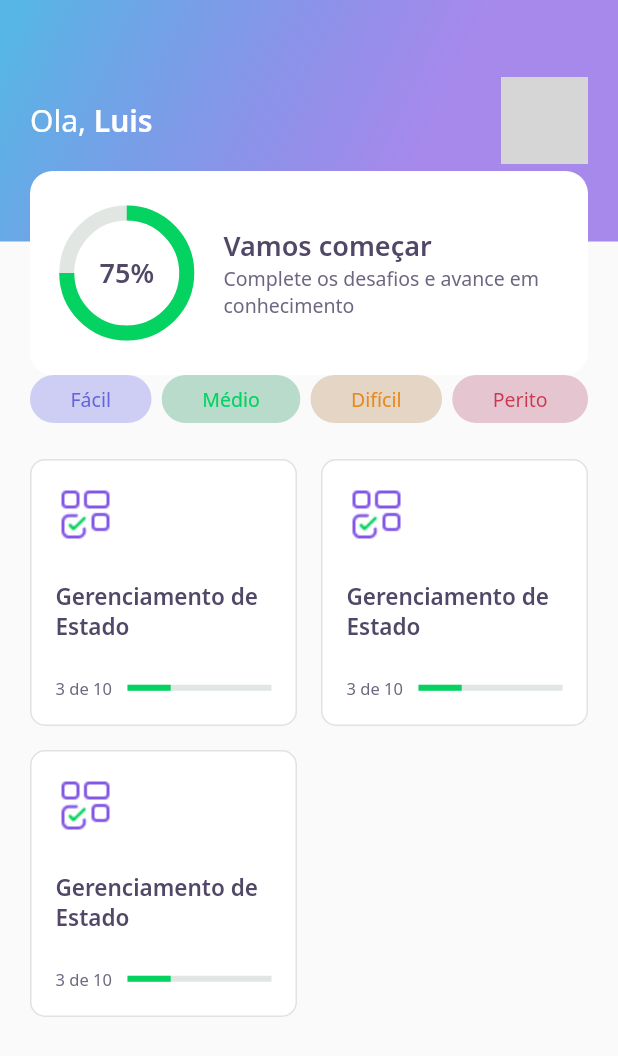
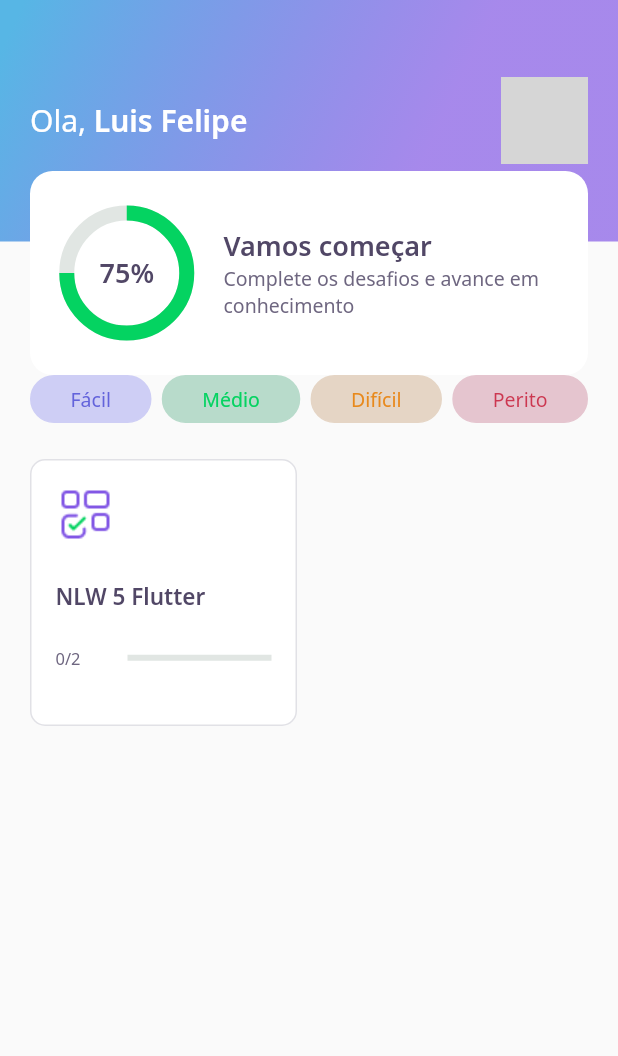
Before and after one commit to LuisFSanches/Dev-Quiz, a Flutter app: the HomePage screen opened directly, on a phone screen of 412 x 824 dp. Shown: the top 1056 px of the screen. Run offline on Flutter 3.47's test engine with Material 2 defaults, Android fonts, the phone set to English and light mode, and no system bars; our stand-ins replace google_fonts; accounts and stored records are empty; network calls fail; grey boxes are pictures that could not be loaded.

Commit message:
home controller added

```diff
--- a/lib/core/app_widget.dart
+++ b/lib/core/app_widget.dart
@@ -8,7 +8,7 @@ class AppWidget extends StatelessWidget {
   Widget build(BuildContext context) {
     return MaterialApp(
       title: "DevQuiz",
-      home: ChallengePage(),
+      home: HomePage(),
     );
   }
 }
--- /dev/null
+++ b/lib/home/home_controller.dart
@@ -0,0 +1,43 @@
+import 'package:dev_quiz/core/app_images.dart';
+import 'package:dev_quiz/home/home_state.dart';
+import 'package:dev_quiz/models/answer_model.dart';
+import 'package:dev_quiz/models/question_model.dart';
+import 'package:dev_quiz/models/quiz_model.dart';
+import 'package:dev_quiz/models/user_model.dart';
+
+class HomeController {
+  HomeState state = HomeState.empty;
+  UserModel user;
+
+  List<QuizModel> quizzes;
+
+  void getUser() {
+    user = UserModel(
+        name: 'Luis Felipe',
+        photoURL:
+            "https://avatars.githubusercontent.com/u/49485457?s=400&u=99e153af94934064dfaf290b6db85401362a6fde&v=4");
+  }
+
+  void getQuizzes() {
+    quizzes = [
+      QuizModel(
+          title: 'NLW 5 Flutter',
+          imagem: AppImages.blocks,
+          level: Level.facil,
+          questions: [
+            QuestionModel(title: 'Está curtindo o Flutter?', answers: [
+              AnswerModel(title: 'Estou curtindo'),
+              AnswerModel(title: 'Amando Flutter'),
+              AnswerModel(title: 'Muito top'),
+              AnswerModel(title: 'Show de bola', isRight: true),
+            ]),
+            QuestionModel(title: 'Está curtindo o Flutter?', answers: [
+              AnswerModel(title: 'Estou curtindo'),
+              AnswerModel(title: 'Amando Flutter'),
+              AnswerModel(title: 'Muito top'),
+              AnswerModel(title: 'Show de bola', isRight: true),
+            ]),
+          ])
+    ];
+  }
+}
--- a/lib/home/home_page.dart
+++ b/lib/home/home_page.dart
@@ -1,3 +1,5 @@
+import 'package:dev_quiz/challenge/widgets/quiz/quiz_widget.dart';
+import 'package:dev_quiz/home/home_controller.dart';
 import 'package:dev_quiz/home/widgets/appbar/app_bar_widget.dart';
 import 'package:dev_quiz/home/widgets/level_button/level_button_widget.dart';
 import 'package:dev_quiz/home/widgets/quiz_card/quiz_card_widget.dart';
@@ -11,10 +13,17 @@ class HomePage extends StatefulWidget {
 }
 
 class _HomePageState extends State<HomePage> {
+  final controller = HomeController();
   @override
+  void initState() {
+    super.initState();
+    controller.getUser();
+    controller.getQuizzes();
+  }
+
   Widget build(BuildContext context) {
     return Scaffold(
-        appBar: AppBarWidget(),
+        appBar: AppBarWidget(controller.user),
         body: Padding(
           padding: const EdgeInsets.symmetric(horizontal: 20),
           child: Column(
@@ -39,15 +48,17 @@ class _HomePageState extends State<HomePage> {
               SizedBox(height: 24),
               Expanded(
                 child: GridView.count(
-                  crossAxisSpacing: 16,
-                  mainAxisSpacing: 16,
-                  crossAxisCount: 2,
-                  children: [
-                    QuizCardWidget(),
-                    QuizCardWidget(),
-                    QuizCardWidget()
-                  ],
-                ),
+                    crossAxisSpacing: 16,
+                    mainAxisSpacing: 16,
+                    crossAxisCount: 2,
+                    children: controller.quizzes
+                        .map((e) => QuizCardWidget(
+                              title: e.title,
+                              percent: e.questionAnswered / e.questions.length,
+                              completed:
+                                  "${e.questionAnswered}/${e.questions.length}",
+                            ))
+                        .toList()),
               )
             ],
           ),
--- /dev/null
+++ b/lib/home/home_state.dart
@@ -0,0 +1 @@
+enum HomeState { success, loading, error, empty }
--- a/lib/home/widgets/appbar/app_bar_widget.dart
+++ b/lib/home/widgets/appbar/app_bar_widget.dart
@@ -1,10 +1,12 @@
 import 'package:dev_quiz/core/app_gradients.dart';
 import 'package:dev_quiz/core/app_text_styles.dart';
 import 'package:dev_quiz/home/widgets/score_card/score_card_widget.dart';
+import 'package:dev_quiz/models/user_model.dart';
 import 'package:flutter/material.dart';
 
 class AppBarWidget extends PreferredSize {
-  AppBarWidget()
+  final UserModel user;
+  AppBarWidget(this.user)
       : super(
           preferredSize: Size.fromHeight(250),
           child: Container(
@@ -22,7 +24,7 @@ class AppBarWidget extends PreferredSize {
                       Container(
                           child: Row(children: [
                         Text("Ola, ", style: AppTextStyles.title),
-                        Text("Luis", style: AppTextStyles.titleBold),
+                        Text(user.name, style: AppTextStyles.titleBold),
                       ])),
                       Container(
                         width: 58,
@@ -30,8 +32,7 @@ class AppBarWidget extends PreferredSize {
                         decoration: BoxDecoration(
                             borderRadius: BorderRadius.circular(10),
                             image: DecorationImage(
-                                image: NetworkImage(
-                                    "https://avatars.githubusercontent.com/u/49485457?s=400&u=99e153af94934064dfaf290b6db85401362a6fde&v=4"))),
+                                image: NetworkImage(user.photoURL))),
                       )
                     ],
                   ),
--- a/lib/home/widgets/quiz_card/quiz_card_widget.dart
+++ b/lib/home/widgets/quiz_card/quiz_card_widget.dart
@@ -5,7 +5,11 @@ import 'package:dev_quiz/shared/widgets/progress_indicator/progress_indicator_wi
 import 'package:flutter/material.dart';
 
 class QuizCardWidget extends StatelessWidget {
-  const QuizCardWidget({Key key}) : super(key: key);
+  final String title;
+  final String completed;
+  final double percent;
+  const QuizCardWidget({Key key, this.title, this.completed, this.percent})
+      : super(key: key);
 
   @override
   Widget build(BuildContext context) {
@@ -22,7 +26,7 @@ class QuizCardWidget extends StatelessWidget {
               height: 40, width: 40, child: Image.asset(AppImages.blocks)),
           SizedBox(height: 24),
           Text(
-            'Gerenciamento de Estado',
+            title,
             style: AppTextStyles.heading15,
           ),
           SizedBox(height: 24),
@@ -31,14 +35,14 @@ class QuizCardWidget extends StatelessWidget {
               Expanded(
                 flex: 1,
                 child: Text(
-                  "3 de 10",
+                  completed,
                   style: AppTextStyles.body11,
                 ),
               ),
               Expanded(
                   flex: 2,
                   child: ProgressIndicatorWidget(
-                    value: 0.3,
+                    value: percent,
                   ))
             ],
           )
--- a/lib/models/answer_model.dart
+++ b/lib/models/answer_model.dart
@@ -2,5 +2,5 @@ class AnswerModel {
   final String title;
   final bool isRight;
 
-  AnswerModel({this.title, this.isRight});
+  AnswerModel({this.title, this.isRight = false});
 }
--- a/lib/models/user_model.dart
+++ b/lib/models/user_model.dart
@@ -1,7 +1,7 @@
-class UserModal {
+class UserModel {
   final String name;
   final String photoURL;
   final int score;
 
-  UserModal({this.name, this.photoURL, this.score});
+  UserModel({this.name, this.photoURL, this.score = 0});
 }
```
